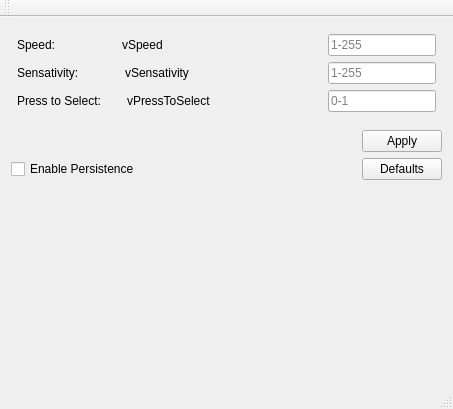
This is mainwindow.ui in afogl001/pkf_trackpoint-qt as Qt 5 draws it before an edit. The edited form follows.
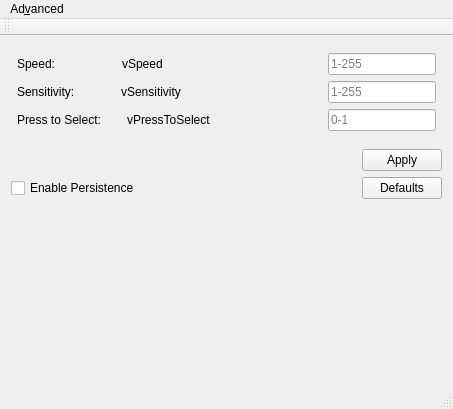
This is the edited form.

```diff
--- a/mainwindow.ui
+++ b/mainwindow.ui
@@ -109,7 +109,7 @@
         <item>
          <widget class="QLabel" name="static_Sensativity_Label">
           <property name="text">
-           <string>Sensativity:</string>
+           <string>Sensitivity:</string>
           </property>
          </widget>
         </item>
@@ -132,7 +132,7 @@
         <item>
          <widget class="QLabel" name="label_Sensitivity">
           <property name="text">
-           <string>vSensativity</string>
+           <string>vSensitivity</string>
           </property>
          </widget>
         </item>
@@ -307,6 +307,13 @@
      <height>30</height>
     </rect>
    </property>
+   <widget class="QMenu" name="menuAdvanced">
+    <property name="title">
+     <string>Ad&amp;vanced</string>
+    </property>
+    <addaction name="actionToggle_Test_Mode"/>
+   </widget>
+   <addaction name="menuAdvanced"/>
   </widget>
   <widget class="QToolBar" name="mainToolBar">
    <attribute name="toolBarArea">
```
Left out of the diff: 9 changed lines with no effect on the pictures.
